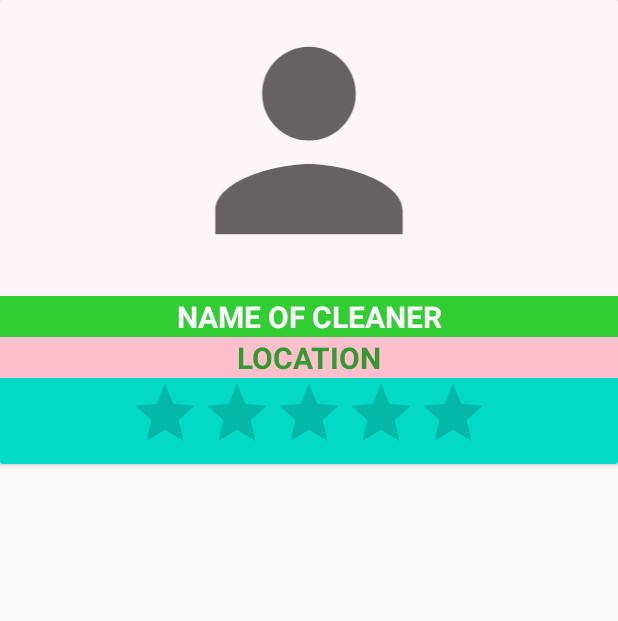
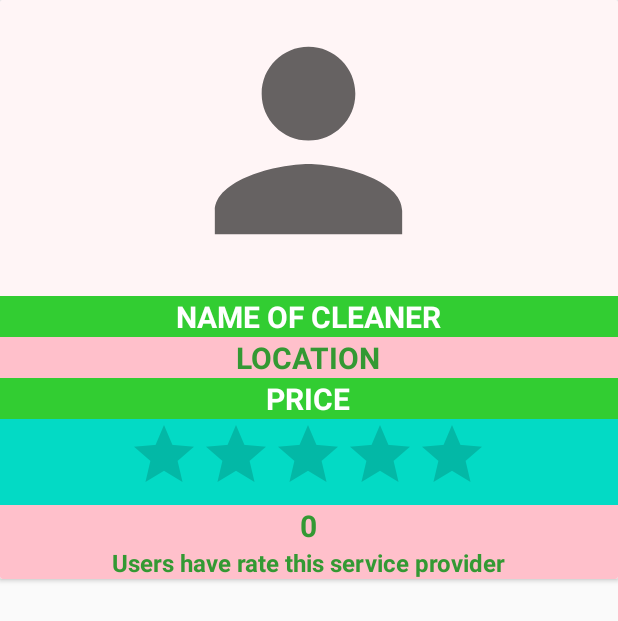
Before and after one commit to Reggienel/hanappbuhay, an Android app: the layout list_items.xml on its own in the app's theme, with its tools: preview values and no code run, on a phone screen of 412 x 824 dp. Shown: the top 621 px of the screen. Run offline under Robolectric (Android 15) with nearby library versions, the phone set to English and light mode, and no system bars.

Commit message:
hanappbuhay git

```diff
--- a/app/build.gradle
+++ b/app/build.gradle
@@ -10,8 +10,8 @@ android {
         applicationId "com.example.freelancerapp"
         minSdk 21
         targetSdk 31
-        versionCode 1
-        versionName "1.0"
+        versionCode 3
+        versionName "1.2"
 
         testInstrumentationRunner "androidx.test.runner.AndroidJUnitRunner"
     }
@@ -43,6 +43,7 @@ dependencies {
     implementation 'com.google.firebase:firebase-database'
     implementation 'com.google.firebase:firebase-functions:20.1.0'
     implementation 'com.google.firebase:firebase-firestore:24.1.2'
+    implementation 'com.google.firebase:firebase-messaging:23.0.5'
     androidTestImplementation 'androidx.test.ext:junit:1.1.3'
     androidTestImplementation 'androidx.test.espresso:espresso-core:3.4.0'
 
--- a/app/src/main/AndroidManifest.xml
+++ b/app/src/main/AndroidManifest.xml
@@ -11,6 +11,7 @@
         android:theme="@style/Theme.FreelancerApp">
         <activity
             android:name=".CheckoutActivityJava"
+            android:launchMode='singleTask'
             android:exported="false" />
         <activity
             android:name=".activity_appointment"
--- a/app/src/main/java/com/example/freelancerapp/About.java
+++ b/app/src/main/java/com/example/freelancerapp/About.java
@@ -77,7 +77,6 @@ public class About extends AppCompatActivity {
     }
     public void ClickProfile(View view){
         //redirect activity to settings
-        finish();
         NavDrawer.redirectActivity(this, Profile.class);
     }
     public void ClickLogout(View view){
--- a/app/src/main/java/com/example/freelancerapp/Cleaning.java
+++ b/app/src/main/java/com/example/freelancerapp/Cleaning.java
@@ -185,8 +185,8 @@ public class Cleaning extends AppCompatActivity implements OnNoteListener{
         intentC.putExtra("serviceprice", user.getServiceprice());
         intentC.putExtra("location", user.getLocation());
         intentC.putExtra("profile_image_uri", user.getProfile_image_uri());
+        startActivity(intentC);
         finish();
-        startActivity(intentC);
     }
 
 }
--- a/app/src/main/java/com/example/freelancerapp/Electrical.java
+++ b/app/src/main/java/com/example/freelancerapp/Electrical.java
@@ -168,12 +168,12 @@ public class Electrical extends AppCompatActivity implements OnNoteListener{
         Intent intentE = new Intent(this, activity_appointment.class);
         intentE.putExtra("userid", user.getUserid());
         intentE.putExtra("username",user.getUsername());
-        intentE.putExtra("service","Cleaning");
+        intentE.putExtra("service","Electrical");
         intentE.putExtra("phonenum", user.getPhonenum());
         intentE.putExtra("serviceprice", user.getServiceprice());
         intentE.putExtra("location", user.getLocation());
         intentE.putExtra("profile_image_uri", user.getProfile_image_uri());
+        startActivity(intentE);
         finish();
-        startActivity(intentE);
     }
 }
--- a/app/src/main/java/com/example/freelancerapp/Laundry.java
+++ b/app/src/main/java/com/example/freelancerapp/Laundry.java
@@ -169,12 +169,12 @@ public class Laundry extends AppCompatActivity implements OnNoteListener{
         Intent intentL = new Intent(this, activity_appointment.class);
         intentL.putExtra("userid", user.getUserid());
         intentL.putExtra("username",user.getUsername());
-        intentL.putExtra("service","Cleaning");
+        intentL.putExtra("service","Laundry");
         intentL.putExtra("phonenum", user.getPhonenum());
         intentL.putExtra("serviceprice", user.getServiceprice());
         intentL.putExtra("location", user.getLocation());
         intentL.putExtra("profile_image_uri", user.getProfile_image_uri());
+        startActivity(intentL);
         finish();
-        startActivity(intentL);
     }
 }
--- a/app/src/main/java/com/example/freelancerapp/Plumbing.java
+++ b/app/src/main/java/com/example/freelancerapp/Plumbing.java
@@ -171,12 +171,12 @@ public class Plumbing extends AppCompatActivity implements OnNoteListener{
         Intent intentP = new Intent(this, activity_appointment.class);
         intentP.putExtra("userid", user.getUserid());
         intentP.putExtra("username",user.getUsername());
-        intentP.putExtra("service","Cleaning");
+        intentP.putExtra("service","Plumbing");
         intentP.putExtra("phonenum", user.getPhonenum());
         intentP.putExtra("serviceprice", user.getServiceprice());
         intentP.putExtra("location", user.getLocation());
         intentP.putExtra("profile_image_uri", user.getProfile_image_uri());
+        startActivity(intentP);
         finish();
-        startActivity(intentP);
     }
 }
--- a/app/src/main/java/com/example/freelancerapp/User.java
+++ b/app/src/main/java/com/example/freelancerapp/User.java
@@ -15,6 +15,7 @@ public class User {
     public String profile_image_uri;
     public String date_posted;
     public String rating;
+    public String userratingcount;
 
     public User() {
         // Default constructor required for calls to DataSnapshot.getValue(User.class)
@@ -95,4 +96,8 @@ public class User {
     public String getRating() { return rating; }
 
     public void setRating(String rating) { this.rating = rating; }
+
+    public String getUserratingcount() { return  userratingcount; }
+
+    public void setUserratingcount(String userratingcount) { this. userratingcount =  userratingcount; }
 }
--- a/app/src/main/res/layout/dialog_service_type.xml
+++ b/app/src/main/res/layout/dialog_service_type.xml
@@ -40,7 +40,7 @@
         android:layout_width="match_parent"
         android:layout_height="wrap_content"
         android:inputType="text|number"
-        android:hint="10USD"
+        android:hint="PHP"
         android:textSize="18sp"/>
 
     <TextView
--- a/app/src/main/res/layout/list_items.xml
+++ b/app/src/main/res/layout/list_items.xml
@@ -9,7 +9,6 @@
     <LinearLayout
         android:layout_width="match_parent"
         android:layout_height="wrap_content"
-        android:clickable="true"
         android:orientation="vertical"
         android:background="#fff5f6">
 
@@ -50,8 +49,6 @@
                         android:id="@+id/name_of_provider"
                         android:layout_width="wrap_content"
                         android:layout_height="wrap_content"
-                        android:clickable="true"
-                        android:focusable="true"
                         android:gravity="center"
                         android:text="NAME OF CLEANER"
                         android:textAllCaps = "true"
@@ -69,8 +66,6 @@
                         android:id="@+id/rlocation"
                         android:layout_width="wrap_content"
                         android:layout_height="wrap_content"
-                        android:clickable="true"
-                        android:focusable="true"
                         android:gravity="center"
                         android:text="LOCATION"
                         android:textAllCaps = "true"
@@ -79,6 +74,25 @@
                         android:textStyle="bold" />
 
                 </TableRow>
+
+                <TableRow
+                    android:layout_width="match_parent"
+                    android:layout_height="wrap_content"
+                    android:gravity="center"
+                    android:background="#32CD32">
+
+                    <TextView
+                        android:id="@+id/rPrice"
+                        android:layout_width="wrap_content"
+                        android:layout_height="wrap_content"
+                        android:gravity="center"
+                        android:text="Price"
+                        android:textAllCaps = "true"
+                        android:textColor="@color/white"
+                        android:textSize="20sp"
+                        android:textStyle="bold" />
+                </TableRow>
+
                 <TableRow
                     android:layout_width="match_parent"
                     android:layout_height="wrap_content"
@@ -96,6 +110,41 @@
                         android:stepSize="0.5" />
 
                 </TableRow>
+                <TableRow
+                    android:layout_width="match_parent"
+                    android:layout_height="wrap_content"
+                    android:gravity="center"
+                    android:background="#FFC0CB">
+
+                    <TextView
+                        android:id="@+id/rRatingCount"
+                        android:layout_width="wrap_content"
+                        android:layout_height="wrap_content"
+                        android:gravity="center"
+                        android:text="0"
+                        android:textAllCaps="true"
+                        android:textColor="#339933"
+                        android:textSize="20sp"
+                        android:textStyle="bold" />
+                </TableRow>
+                <TableRow
+                    android:layout_width="match_parent"
+                    android:layout_height="wrap_content"
+                    android:gravity="center"
+                    android:background="#FFC0CB">
+
+
+                    <TextView
+                        android:layout_width="wrap_content"
+                        android:layout_height="wrap_content"
+                        android:gravity="center"
+                        android:text="Users have rate this service provider"
+                        android:textColor="#339933"
+                        android:textSize="16sp"
+                        android:textStyle="bold" />
+
+
+                </TableRow>
 
             </TableLayout>
         </ScrollView>
--- a/app/src/main/res/layout/list_items2.xml
+++ b/app/src/main/res/layout/list_items2.xml
@@ -57,7 +57,7 @@
                         android:clickable="true"
                         android:focusable="true"
                         android:gravity="center"
-                        android:text="Cleaning"
+                        android:text="Service"
                         android:textColor="#339933"
                         android:textSize="16sp"
                         android:textStyle="bold" />
@@ -73,7 +73,7 @@
                         android:clickable="true"
                         android:focusable="true"
                         android:gravity="center"
-                        android:text="June 6, 2006"
+                        android:text="Date"
                         android:textColor="#339933"
                         android:textSize="16sp"
                         android:textStyle="bold" />
@@ -89,7 +89,7 @@
                         android:clickable="true"
                         android:focusable="true"
                         android:gravity="center"
-                        android:text="6:00pm"
+                        android:text="Time"
                         android:textColor="#339933"
                         android:textSize="16sp"
                         android:textStyle="bold" />
```
Also changed, not shown: app/src/main/java/com/example/freelancerapp/CheckoutActivityJava.java (+36 -47 lines), app/src/main/java/com/example/freelancerapp/Dashboard.java (+36 -23 lines), app/src/main/java/com/example/freelancerapp/Profile.java (+121 -86 lines), app/src/main/java/com/example/freelancerapp/activity_appointment.java (+37 -1 lines), app/src/main/java/com/example/freelancerapp/recyclerAdapter.java (+12 -9 lines), app/src/main/java/com/example/freelancerapp/recyclerAdapterDashboard.java (+14 -6 lines), app/src/main/res/layout/activity_profile.xml (+18 -16 lines).
